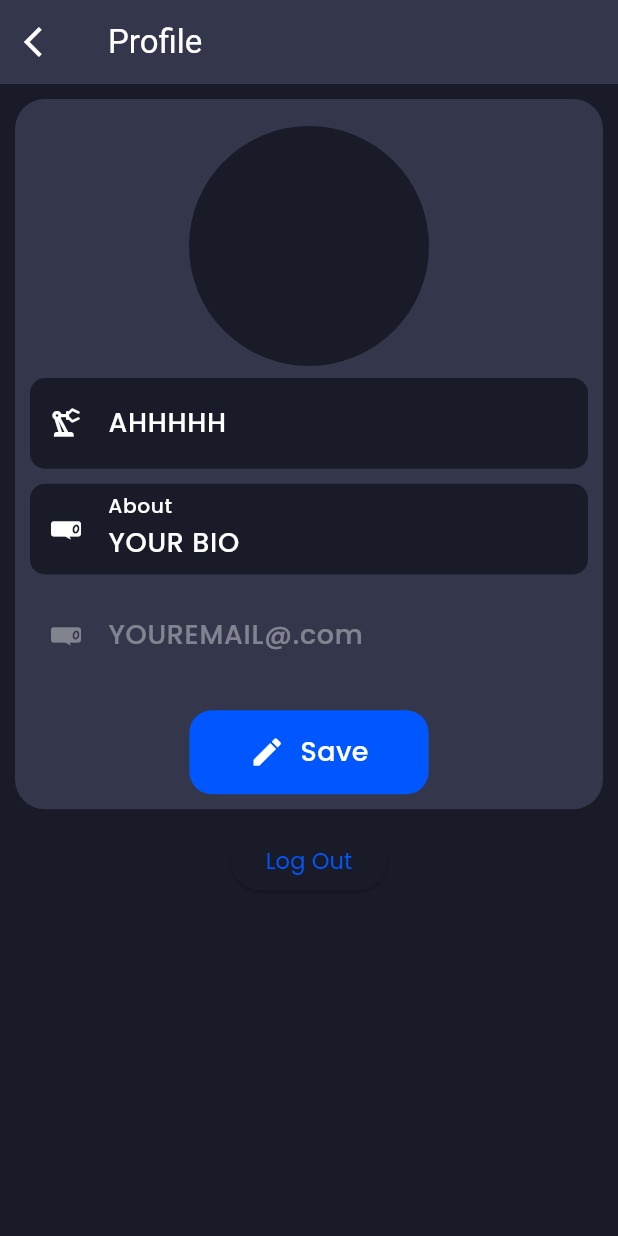
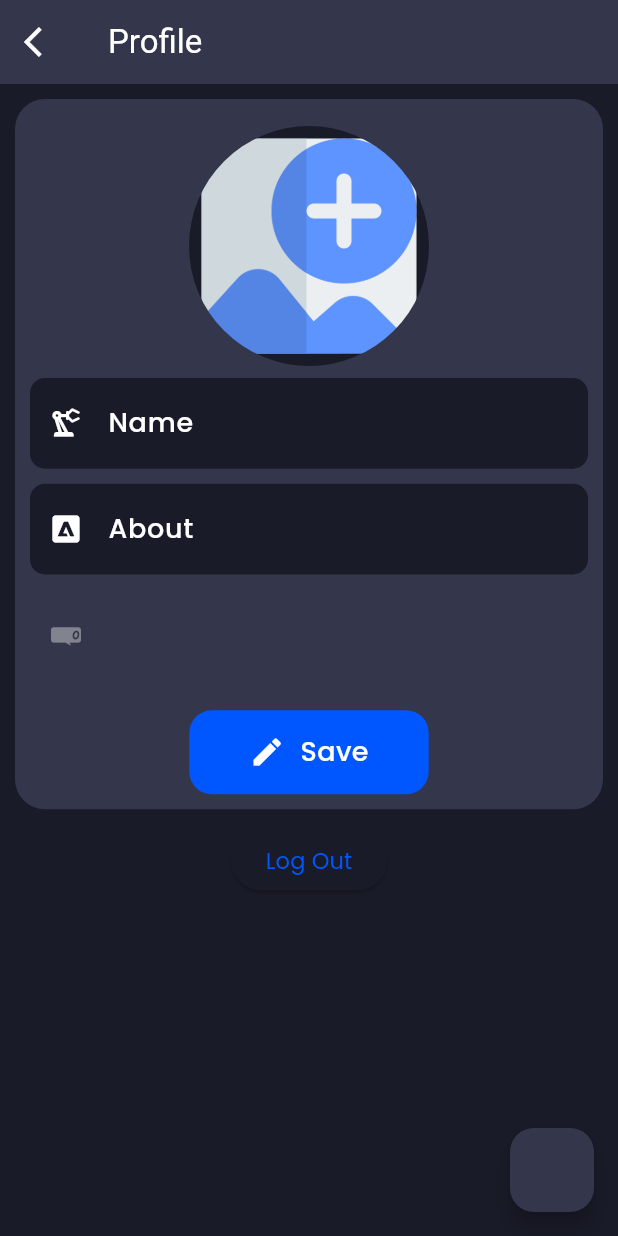
Before and after one commit to HassnainTalpur/TalkieApp, a Flutter app: the EditProfile screen opened by its route, after a tap on "Edit", on a phone screen of 412 x 824 dp. Run offline on Flutter 3.47's test engine with Material 3 defaults, Android fonts, the phone set to English and light mode, and no system bars; our stand-ins replace cloud_firestore, dio, firebase_auth, firebase_core, flutter_svg, get and 2 more; accounts and stored records are empty; network calls fail.

```diff
--- a/lib/controller/image_controller.dart
+++ b/lib/controller/image_controller.dart
@@ -1,15 +1,19 @@
 import 'dart:io';
+import 'package:cloud_firestore/cloud_firestore.dart';
 import 'package:get/get.dart';
 import 'package:image_picker/image_picker.dart';
+import 'package:dio/dio.dart' as dio;
 
 class ImageController extends GetxController {
   var image = Rx<File?>(null);
   final ImagePicker _picker = ImagePicker();
 
-  @override
-  void onInit() {
-    super.onInit();
-  }
+  var isUploading = false.obs;
+  var uploadedUrl = "".obs;
+
+  final String cloudName = "dgz8rnf5y"; // from Cloudinary dashboard dgz8rnf5y
+  final String uploadPreset =
+      "flutter_upload"; // the unsigned preset you created
 
   Future<void> imagePicker(ImageSource source) async {
     final XFile? pickedFile = await _picker.pickImage(source: source);
@@ -22,4 +26,32 @@ class ImageController extends GetxController {
       print(e);
     }
   }
+
+  Future<void> uploadImage(Rx<File?> image, String userId) async {
+    if (image.value == null) return;
+
+    final String uploadUrl =
+        "https://api.cloudinary.com/v1_1/$cloudName/image/upload";
+    try {
+      dio.FormData formData = dio.FormData.fromMap({
+        'file': await dio.MultipartFile.fromFile(image.value!.path),
+        'upload_preset': uploadPreset,
+      });
+
+      dio.Response response = await dio.Dio().post(uploadUrl, data: formData);
+
+      if (response.statusCode == 200) {
+        uploadedUrl.value = response.data["secure_url"];
+
+        await FirebaseFirestore.instance.collection('users').doc(userId).update(
+          {"profileImage": uploadedUrl.value},
+        );
+        Get.snackbar("Success", "Image Uploaded Successfully!");
+      }
+    } catch (e) {
+      Get.snackbar("Error", "Upload failed: $e");
+    } finally {
+      isUploading.value = false;
+    }
+  }
 }
--- a/lib/controller/profile_controller.dart
+++ b/lib/controller/profile_controller.dart
@@ -14,9 +14,11 @@ class ProfileController extends GetxController {
   @override
   void onInit() async {
     super.onInit();
-    nameController = TextEditingController();
-    aboutController = TextEditingController();
+    nameController = TextEditingController(text: currentUser.value.name);
+    aboutController = TextEditingController(text: currentUser.value.about);
     await getUserDetails();
+    print(currentUser.value.about);
+    print(currentUser.value.name);
   }
 
   Future<void> getUserDetails() async {
@@ -29,14 +31,21 @@ class ProfileController extends GetxController {
         );
 
     nameController.text = currentUser.value.name ?? '';
+    aboutController.text = currentUser.value.about ?? '';
+  }
+
+  Future<void> updateProfile(String name, String about) async {
+    await db.collection('users').doc(auth.currentUser!.uid).update({
+      'name': name,
+      'about': about,
+    });
   }
 
   @override
   void onClose() {
     nameController.dispose();
-    print("!!!!!!!!!!!!!!!!! his ahh got disposed");
+    aboutController.dispose();
     super.onClose();
+    print('Profile Controller was Disposed');
   }
-
-  void imagePicker() {}
 }
--- a/lib/main.dart
+++ b/lib/main.dart
@@ -2,6 +2,7 @@ import 'package:firebase_core/firebase_core.dart';
 import 'package:flutter/material.dart';
 import 'package:get/get_navigation/src/root/get_material_app.dart';
 import 'package:talkie/firebase_options.dart';
+import 'package:talkie/screens/home_screen/home_screen.dart';
 import 'package:talkie/screens/splash_screen/splash_screen.dart';
 import 'package:talkie/screens/update_profile/edit_profile.dart';
 import 'package:talkie/utils/constants/paths.dart';
@@ -25,7 +26,7 @@ class MyApp extends StatelessWidget {
       theme: lightTheme,
       darkTheme: darkTheme,
       themeMode: ThemeMode.dark,
-      home: EditProfile(),
+      home: HomeScreen(),
     );
   }
 }
--- a/lib/models/user_model.dart
+++ b/lib/models/user_model.dart
@@ -29,10 +29,10 @@ class UserModel {
     email = json["email"];
     profileImage = json["profileImage"];
     phoneNumber = json["phoneNumber"];
-    about = json["About"];
-    createdAt = json["CreatedAt"];
-    lastOnlineStatus = json["LastOnlineStatus"];
-    status = json["Status"];
+    about = json["about"];
+    createdAt = json["createdAt"];
+    lastOnlineStatus = json["lastOnlineStatus"];
+    status = json["status"];
     role = json["role"];
   }
 
@@ -43,10 +43,10 @@ class UserModel {
     _data["email"] = email;
     _data["profileImage"] = profileImage;
     _data["phoneNumber"] = phoneNumber;
-    _data["About"] = about;
-    _data["CreatedAt"] = createdAt;
-    _data["LastOnlineStatus"] = lastOnlineStatus;
-    _data["Status"] = status;
+    _data["about"] = about;
+    _data["createdAt"] = createdAt;
+    _data["lastOnlineStatus"] = lastOnlineStatus;
+    _data["status"] = status;
     _data["role"] = role;
     return _data;
   }
--- a/lib/screens/auth/widgets/signin_form.dart
+++ b/lib/screens/auth/widgets/signin_form.dart
@@ -1,4 +1,5 @@
 import 'package:flutter/material.dart';
+import 'package:get/get.dart';
 import 'package:talkie/controller/auth_controller.dart';
 import 'package:talkie/utils/constants/colors.dart';
 import 'package:talkie/utils/constants/text.dart';
@@ -54,6 +55,7 @@ class SigninForm extends StatelessWidget {
               passwordController.text,
               nameController.text,
             );
+            Get.offAllNamed('/home');
           },
           child: PrimaryButton(
             buttonIcon: Icons.lock_open_rounded,
--- a/lib/screens/home_screen/home_screen.dart
+++ b/lib/screens/home_screen/home_screen.dart
@@ -17,10 +17,12 @@ class HomeScreen extends StatefulWidget {
 class _HomeScreenState extends State<HomeScreen> with TickerProviderStateMixin {
   @override
   Widget build(BuildContext context) {
-    final TabController tabController = TabController(length: 1, vsync: this);
+    final TabController tabController = TabController(length: 3, vsync: this);
     return Scaffold(
       floatingActionButton: FloatingActionButton(
-        onPressed: () {},
+        onPressed: () {
+          Get.offAllNamed('/search');
+        },
         backgroundColor: tPrimaryColor,
         child: Icon(Icons.add),
       ),
--- a/lib/screens/home_screen/widgets/chat_tile.dart
+++ b/lib/screens/home_screen/widgets/chat_tile.dart
@@ -18,7 +18,7 @@ class ChatTile extends StatelessWidget {
   @override
   Widget build(BuildContext context) {
     return Container(
-      margin: EdgeInsets.only(bottom: 10),
+      margin: EdgeInsets.only(bottom: 5),
       padding: const EdgeInsets.all(8),
       decoration: BoxDecoration(
         borderRadius: BorderRadius.circular(20),
--- a/lib/screens/update_profile/edit_profile.dart
+++ b/lib/screens/update_profile/edit_profile.dart
@@ -1,8 +1,3 @@
-import 'dart:io';
-
-import 'package:cloud_firestore/cloud_firestore.dart';
-import 'package:firebase_auth/firebase_auth.dart';
-import 'package:firebase_core/firebase_core.dart';
 import 'package:flutter/material.dart';
 import 'package:get/get.dart';
 import 'package:image_picker/image_picker.dart';
@@ -19,19 +14,17 @@ class EditProfile extends StatelessWidget {
   @override
   Widget build(BuildContext context) {
     AuthController authController = AuthController();
+
+    final ImageController imageController = Get.put(ImageController());
     ProfileController profileController = Get.put(ProfileController());
     RxBool isEditing = false.obs;
 
-    final TextEditingController nameController = TextEditingController(
-      text: profileController.currentUser.value.name,
-    );
-    final TextEditingController aboutController = TextEditingController(
-      text: 'YOUR BIO',
-    );
-
-    final ImageController imageController = Get.put(ImageController());
-
     return Scaffold(
+      floatingActionButton: FloatingActionButton(
+        onPressed: () {
+          print(imageController.image.value);
+        },
+      ),
       appBar: AppBar(
         title: Text('Profile'),
         leading: IconButton(
@@ -77,7 +70,7 @@ class EditProfile extends StatelessWidget {
                                                   imageController.image.value!,
                                                 )
                                               : AssetImage(
-                                                  AssetsImages.appIconSVG,
+                                                  AssetsImages.uploadPic,
                                                 ),
                                           backgroundColor: tBackgroundColor,
                                           radius: 80,
@@ -85,9 +78,16 @@ class EditProfile extends StatelessWidget {
                                       )
                                     : CircleAvatar(
                                         backgroundImage:
-                                            imageController.image.value != null
-                                            ? FileImage(
-                                                imageController.image.value!,
+                                            profileController
+                                                    .currentUser
+                                                    .value
+                                                    .profileImage !=
+                                                null
+                                            ? NetworkImage(
+                                                profileController
+                                                    .currentUser
+                                                    .value
+                                                    .profileImage!,
                                               )
                                             : AssetImage(
                                                 AssetsImages.appIconSVG,
@@ -104,7 +104,7 @@ class EditProfile extends StatelessWidget {
                                 decoration: InputDecoration(
                                   filled: isEditing.value,
                                   enabled: isEditing.value,
-                                  labelText: 'AHHHHH',
+                                  labelText: 'Name',
                                   prefixIcon: Icon(
                                     Icons.precision_manufacturing_outlined,
                                   ),
@@ -112,35 +112,63 @@ class EditProfile extends StatelessWidget {
                               );
                             }),
                             SizedBox(height: 10),
-                            Obx(
-                              () => TextField(
-                                controller: aboutController,
+                            Obx(() {
+                              return TextFormField(
+                                controller: profileController.aboutController,
                                 decoration: InputDecoration(
                                   filled: isEditing.value,
                                   enabled: isEditing.value,
                                   labelText: 'About',
+                                  prefixIcon: Icon(Icons.adobe_outlined),
+                                ),
+                              );
+                            }),
+
+                            SizedBox(height: 10),
+                            Obx(
+                              () => TextField(
+                                decoration: InputDecoration(
+                                  enabled: false,
+                                  filled: false,
+                                  labelText:
+                                      profileController.currentUser.value.email,
+                                  hintText: 'Email',
                                   prefixIcon: Icon(Icons.woo_commerce_outlined),
                                 ),
-                              ),
-                            ),
-
-                            SizedBox(height: 10),
-                            TextField(
-                              decoration: InputDecoration(
-                                filled: isEditing.value,
-                                enabled: isEditing.value,
-                                labelText: 'YOUREMAIL@.com',
-                                hintText: 'EMail',
-                                prefixIcon: Icon(Icons.woo_commerce_outlined),
                               ),
                             ),
 
                             SizedBox(height: 20),
                             Obx(
                               () => InkWell(
-                                onTap: () {
+                                onTap: () async {
                                   isEditing.value = !isEditing.value;
-                                  print(nameController);
+                                  await imageController.uploadImage(
+                                    imageController.image,
+                                    authController.auth.currentUser!.uid,
+                                  );
+                                  if (!isEditing.value) {
+                                    imageController.image.value = null;
+                                    final newName =
+                                        profileController.nameController.text;
+                                    final newAbout =
+                                        profileController.aboutController.text;
+                                    await profileController.updateProfile(
+                                      newName,
+                                      newAbout,
+                                    );
+
+                                    await profileController.getUserDetails();
+                                    print("!!!!!!!!!!!!!!!!! NAME CONTROLLER ");
+                                    print(newAbout);
+                                    print("!!!!!!!!!!!!!!!!! NAME CONTROLLER ");
+                                    print(
+                                      profileController
+                                          .currentUser
+                                          .value
+                                          .profileImage,
+                                    );
+                                  }
                                 },
                                 child: isEditing.value
                                     ? PrimaryButton(
--- a/lib/utils/constants/images.dart
+++ b/lib/utils/constants/images.dart
@@ -4,6 +4,7 @@ class AssetsImages {
   //Images
   static const String boyPic = '$iconsPath/boy_pic.png';
   static const String girlPic = '$iconsPath/girl_pic.png';
+  static const String uploadPic = '$iconsPath/image_13407003.png';
 
   //Icons
   static const String appIconSVG = 'assets/Icons/app_icon.svg';
--- a/lib/utils/constants/paths.dart
+++ b/lib/utils/constants/paths.dart
@@ -2,6 +2,7 @@ import 'package:get/get.dart';
 import 'package:talkie/screens/auth/auth_screen.dart';
 import 'package:talkie/screens/chat/chat_screen.dart';
 import 'package:talkie/screens/home_screen/home_screen.dart';
+import 'package:talkie/screens/search_screen/search_screen.dart';
 import 'package:talkie/screens/update_profile/edit_profile.dart';
 import 'package:talkie/screens/user_profile/profile_screen.dart';
 import 'package:talkie/screens/update_profile/update_profile.dart';
@@ -37,4 +38,9 @@ var pagePath = [
     page: () => EditProfile(),
     transition: Transition.rightToLeft,
   ),
+  GetPage(
+    name: '/search',
+    page: () => SearchScreen(),
+    transition: Transition.leftToRight,
+  ),
 ];
--- a/pubspec.yaml
+++ b/pubspec.yaml
@@ -41,6 +41,8 @@ dependencies:
   firebase_auth: ^6.0.2
   cloud_firestore: ^6.0.1
   image_picker: ^1.2.0
+  dio: ^5.9.0
+  http: ^1.5.0
 
 dev_dependencies:
   flutter_test:
```
Also changed, not shown: lib/controller/auth_controller.dart (+7 -1 lines), lib/screens/search_screen/search_screen.dart (added, +72 -0 lines), lib/screens/search_screen/widgets/new_contact_tile.dart (added, +42 -0 lines), lib/screens/search_screen/widgets/search_contact.dart (added, +31 -0 lines), assets/Images/image_13407003.png (added), pubspec.lock.
